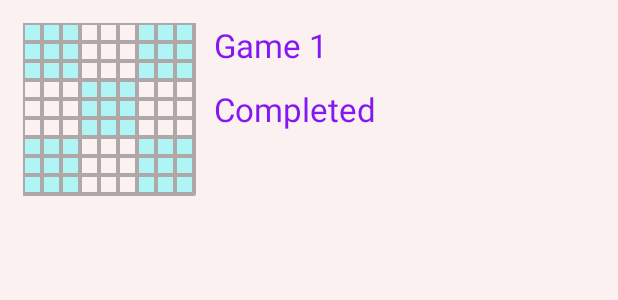
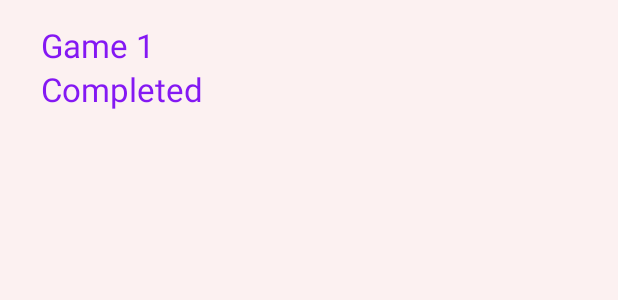
Before and after one commit to eduardossampaio/sudokugame, an Android app: the layout new_game_list_games_adapter.xml on its own in the app's theme, with its tools: preview values and no code run, on a phone screen of 412 x 824 dp. Shown: the top 300 px of the screen. Run offline under Robolectric (Android 15) with nearby library versions, the phone set to English and light mode, and no system bars.

Commit message:
creating initial views

```diff
--- a/app/src/main/AndroidManifest.xml
+++ b/app/src/main/AndroidManifest.xml
@@ -23,7 +23,8 @@
         <activity android:name=".view.MainActivity" />
         <activity android:name=".view.NewGameActivity" />
         <activity android:name=".view.GameActivity" />
-        <activity android:name=".view.ListGamesActivity"></activity>
+        <activity android:name=".view.ListGamesActivity" />
+        <activity android:name=".view.GameCompleteActivity"></activity>
     </application>
 
 </manifest>
--- a/app/src/main/java/com/apps/esampaio/sudoku/view/adapters/ListGamesAdapter.kt
+++ b/app/src/main/java/com/apps/esampaio/sudoku/view/adapters/ListGamesAdapter.kt
@@ -30,7 +30,6 @@ class ListGamesAdapter : RecyclerView.Adapter<ListGamesAdapter.ListGamesAdapterV
     override fun onBindViewHolder(holder: ListGamesAdapterViewHolder, position: Int) {
         val sudokuGame = sudokuGames[position]
         holder.gameName.text = sudokuGame.gameName
-        holder.sudokuBoard.sudokuGame = sudokuGame
         holder.itemView.setOnClickListener {
             itemSelectedListener?.onItemSelected(sudokuGame)
         }
@@ -53,7 +52,6 @@ class ListGamesAdapter : RecyclerView.Adapter<ListGamesAdapter.ListGamesAdapterV
         }
     }
     class ListGamesAdapterViewHolder(itemView: View) : RecyclerView.ViewHolder(itemView) {
-        val sudokuBoard = itemView.sudoku_board_view
         val gameName = itemView.game_name
         val gameStatus = itemView.game_status
     }
--- a/app/src/main/java/com/apps/esampaio/sudoku/view/custom/SudokuBoard.kt
+++ b/app/src/main/java/com/apps/esampaio/sudoku/view/custom/SudokuBoard.kt
@@ -69,6 +69,7 @@ class SudokuBoard(private val context_: Context, attrs: AttributeSet) : View(con
             isAntiAlias = true
             color = context_.resources.getColor(R.color.immutable_text_color)
             textAlign = Paint.Align.CENTER
+            typeface = Typeface.create(this.typeface,Typeface.BOLD)
 //            typeface = Typeface.create(defaultTextFont,Typeface.BOLD)
         }
 
@@ -77,6 +78,7 @@ class SudokuBoard(private val context_: Context, attrs: AttributeSet) : View(con
             isAntiAlias = true
             color = context_.resources.getColor(R.color.mutable_text_color)
             textAlign = Paint.Align.CENTER
+            typeface = Typeface.create(this.typeface,Typeface.BOLD)
 //            typeface = Typeface.create(defaultTextFont,Typeface.BOLD)
         }
     }
--- a/app/src/main/res/layout/new_game_list_games_adapter.xml
+++ b/app/src/main/res/layout/new_game_list_games_adapter.xml
@@ -1,22 +1,9 @@
 <?xml version="1.0" encoding="utf-8"?>
 <LinearLayout xmlns:android="http://schemas.android.com/apk/res/android"
     android:layout_width="match_parent"
-    android:layout_height="wrap_content">
-
-    <RelativeLayout
-        android:layout_marginTop="15dp"
-        android:layout_marginBottom="15dp"
-        android:layout_marginLeft="15dp"
-        android:layout_width="match_parent"
-        android:layout_height="wrap_content">
-
-
-        <com.apps.esampaio.sudoku.view.custom.SudokuBoard
-            android:id="@+id/sudoku_board_view"
-            android:layout_width="115dp"
-            android:layout_height="115dp"
-            android:alpha="0.3"
-            android:enabled="false" />
+    android:layout_height="wrap_content"
+    android:padding="15dp"
+    android:orientation="vertical">
 
     <TextView
         android:id="@+id/game_name"
@@ -39,5 +26,5 @@
         android:layout_toEndOf="@+id/sudoku_board_view"
         android:text="@string/completed"
         android:textColor="@color/logo_color_1" />
-    </RelativeLayout>
+
 </LinearLayout>
--- a/app/src/main/res/values/strings.xml
+++ b/app/src/main/res/values/strings.xml
@@ -13,5 +13,6 @@
     <string name="game_1">Game 1</string>
     <string name="completed">Completed</string>
     <string name="not_completed">Not completed</string>
+    <string name="game_completed">Game Completed</string>
 
 </resources>
```
Also changed, not shown: app/src/main/java/com/apps/esampaio/sudoku/view/GameActivity.kt (+6 -2 lines), app/src/main/java/com/apps/esampaio/sudoku/view/GameCompleteActivity.kt (added, +13 -0 lines), app/src/main/res/layout/activity_game_complete.xml (added, +14 -0 lines). Lines whose indentation alone changed are shown as unchanged.
